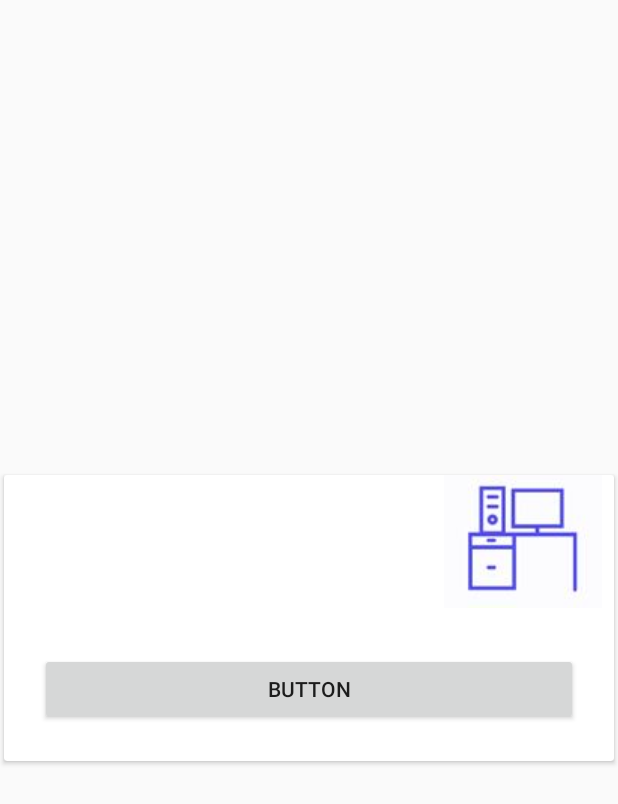
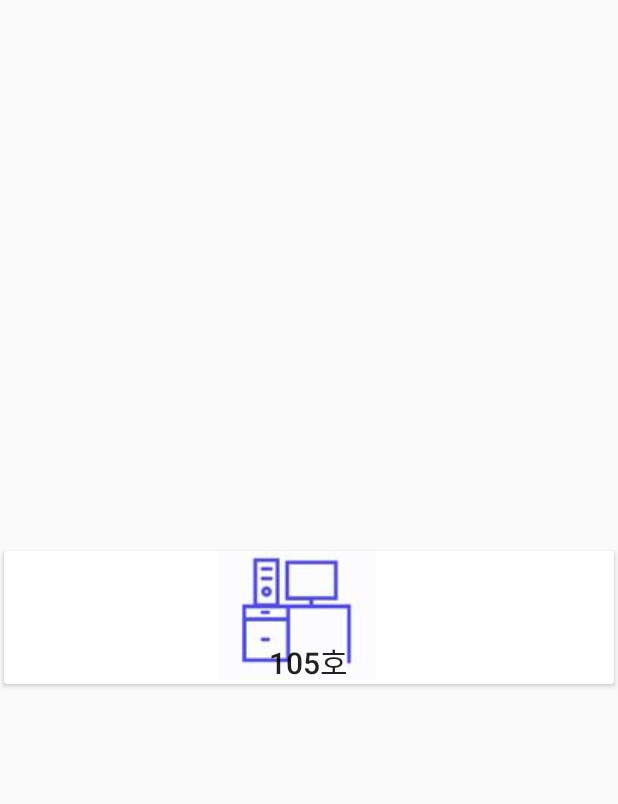
Before and after one commit to qpab7722/collabolab, an Android app: the layout adapter.xml on its own in the app's theme, with its tools: preview values and no code run, on a phone screen of 412 x 824 dp. Shown: the top 804 px of the screen. Run offline under Robolectric (Android 15) with nearby library versions, the phone set to English and light mode, and no system bars.

Commit message:
page4 editing

```diff
--- a/app/src/main/java/com/collabolab/CardItem.java
+++ b/app/src/main/java/com/collabolab/CardItem.java
@@ -3,16 +3,16 @@ package com.collabolab;
 
 public class CardItem {
 
-    private int mTextResource;
+    private int mTypeResource;
     private int mTitleResource;
 
     public CardItem(int title, int text) {
         mTitleResource = title;
-        mTextResource = text;
+        mTypeResource = text;
     }
 
     public int getText() {
-        return mTextResource;
+        return mTypeResource;
     }
 
     public int getTitle() {
--- a/app/src/main/java/com/collabolab/CardPagerAdapter.java
+++ b/app/src/main/java/com/collabolab/CardPagerAdapter.java
@@ -70,9 +70,7 @@ public class CardPagerAdapter extends PagerAdapter implements CardAdapter {
 
     private void bind(CardItem item, View view) {
         TextView titleTextView = (TextView) view.findViewById(R.id.titleTextView);
-        TextView contentTextView = (TextView) view.findViewById(R.id.contentTextView);
         titleTextView.setText(item.getTitle());
-        contentTextView.setText(item.getText());
     }
 
 }
--- a/app/src/main/res/layout/adapter.xml
+++ b/app/src/main/res/layout/adapter.xml
@@ -7,47 +7,23 @@
     android:layout_gravity="center"
     app:cardUseCompatPadding="true">
 
-    <FrameLayout
-        android:layout_width="match_parent"
-        android:layout_height="wrap_content">
-
-
-        <LinearLayout
-            android:layout_width="match_parent"
-            android:layout_height="wrap_content"
-            android:gravity="center"
-            android:orientation="vertical"
-            android:padding="24dp">
-
-            <TextView
-                android:id="@+id/titleTextView"
-                style="@style/TextAppearance.AppCompat.Title"
-                android:layout_width="wrap_content"
-                android:layout_height="wrap_content" />
-
-            <TextView
-                android:id="@+id/contentTextView"
-                style="@style/TextAppearance.AppCompat.Body1"
-                android:layout_width="wrap_content"
-                android:layout_height="wrap_content"
-                android:layout_marginTop="24dp"/>
-
-            <Button
-                android:layout_width="match_parent"
-                android:layout_height="wrap_content"
-                android:layout_marginTop="24dp"
-                android:text="Button" />
-        </LinearLayout>
 
         <ImageView
             android:layout_width="wrap_content"
             android:layout_height="wrap_content"
-            android:layout_gravity="top|end"
+            android:layout_gravity="center"
             android:layout_marginEnd="8dp"
             android:layout_marginRight="8dp"
             android:layout_marginTop="-5dp"
             android:src="@drawable/com" />
 
-    </FrameLayout>
+        <TextView
+            android:id="@+id/titleTextView"
+            style="@style/TextAppearance.AppCompat.Title"
+            android:layout_gravity="bottom|center"
+            android:layout_width="wrap_content"
+            android:layout_height="wrap_content"
+            android:text="105호"/>
+
 
 </android.support.v7.widget.CardView>
```
